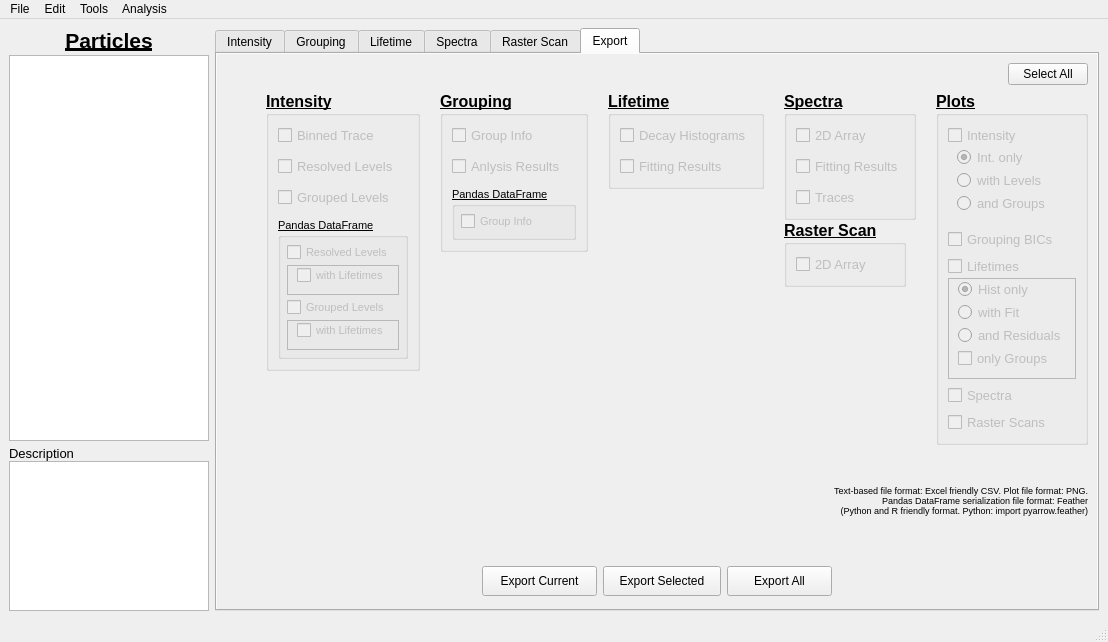
BioPhysicsUP/Full_SMS, file resources/ui/mainwindow.ui: the form before one commit.
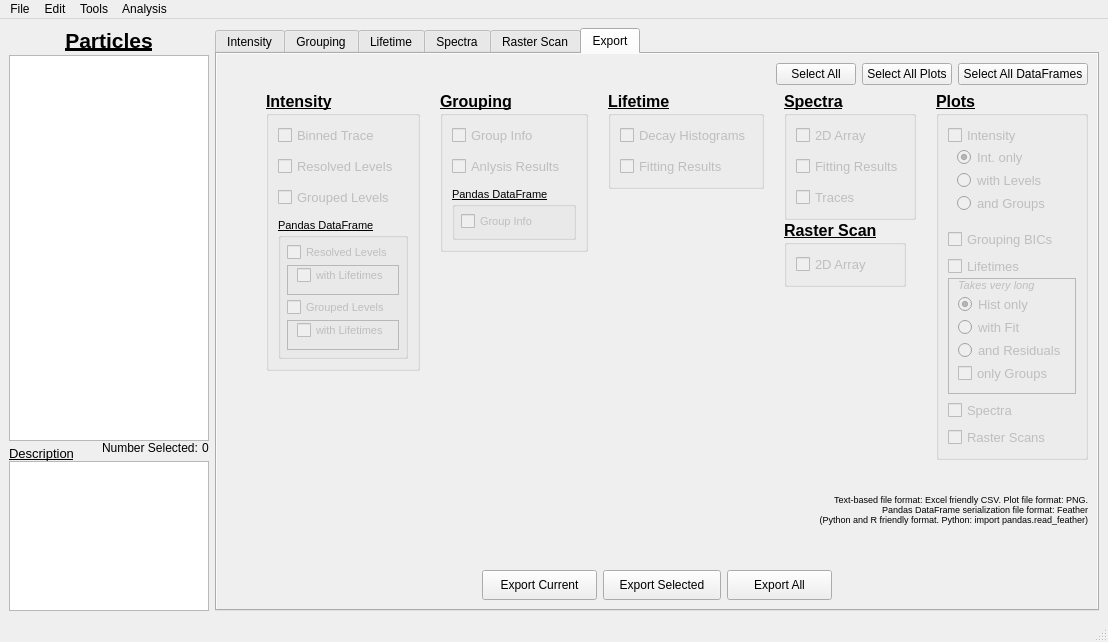
The form after the commit. Icons and pictures are not drawn. Custom widgets are drawn as their Qt base class.

Commit message: Added number selected label and finished plotting.

```diff
--- a/resources/ui/mainwindow.ui
+++ b/resources/ui/mainwindow.ui
@@ -87,32 +87,73 @@
        </widget>
       </item>
       <item>
-       <spacer name="verticalSpacer_3">
-        <property name="orientation">
-         <enum>Qt::Vertical</enum>
+       <layout class="QHBoxLayout" name="layEx_Buttons_6">
+        <property name="spacing">
+         <number>0</number>
         </property>
-        <property name="sizeType">
-         <enum>QSizePolicy::Fixed</enum>
+        <property name="sizeConstraint">
+         <enum>QLayout::SetDefaultConstraint</enum>
         </property>
-        <property name="sizeHint" stdset="0">
-         <size>
-          <width>20</width>
-          <height>5</height>
-         </size>
-        </property>
-       </spacer>
-      </item>
-      <item>
-       <widget class="QLabel" name="label">
-        <property name="font">
-         <font>
-          <pointsize>10</pointsize>
-         </font>
-        </property>
-        <property name="text">
-         <string>Description</string>
-        </property>
-       </widget>
+        <item>
+         <widget class="QLabel" name="label">
+          <property name="font">
+           <font>
+            <pointsize>10</pointsize>
+            <weight>50</weight>
+            <bold>false</bold>
+            <underline>true</underline>
+           </font>
+          </property>
+          <property name="text">
+           <string>Description</string>
+          </property>
+          <property name="alignment">
+           <set>Qt::AlignBottom|Qt::AlignLeading|Qt::AlignLeft</set>
+          </property>
+         </widget>
+        </item>
+        <item>
+         <spacer name="spcEx_Buttons_Left_6">
+          <property name="orientation">
+           <enum>Qt::Horizontal</enum>
+          </property>
+          <property name="sizeType">
+           <enum>QSizePolicy::Expanding</enum>
+          </property>
+          <property name="sizeHint" stdset="0">
+           <size>
+            <width>20</width>
+            <height>20</height>
+           </size>
+          </property>
+         </spacer>
+        </item>
+        <item>
+         <widget class="QLabel" name="label_3">
+          <property name="font">
+           <font>
+            <italic>false</italic>
+           </font>
+          </property>
+          <property name="text">
+           <string>Number Selected: </string>
+          </property>
+          <property name="alignment">
+           <set>Qt::AlignLeading|Qt::AlignLeft|Qt::AlignTop</set>
+          </property>
+         </widget>
+        </item>
+        <item>
+         <widget class="QLabel" name="lblNum_Selected">
+          <property name="text">
+           <string>0</string>
+          </property>
+          <property name="alignment">
+           <set>Qt::AlignLeading|Qt::AlignLeft|Qt::AlignTop</set>
+          </property>
+         </widget>
+        </item>
+       </layout>
       </item>
       <item>
        <widget class="QTextBrowser" name="txtDescription">
@@ -2119,6 +2160,32 @@
               </property>
              </widget>
             </item>
+            <item>
+             <widget class="QPushButton" name="btnSelectAllExport_Plots">
+              <property name="minimumSize">
+               <size>
+                <width>90</width>
+                <height>0</height>
+               </size>
+              </property>
+              <property name="text">
+               <string>Select All Plots</string>
+              </property>
+             </widget>
+            </item>
+            <item>
+             <widget class="QPushButton" name="btnSelectAllExport_DataFrames">
+              <property name="minimumSize">
+               <size>
+                <width>130</width>
+                <height>0</height>
+               </size>
+              </property>
+              <property name="text">
+               <string>Select All DataFrames</string>
+              </property>
+             </widget>
+            </item>
            </layout>
           </item>
           <item>
@@ -3280,6 +3347,25 @@
                        <property name="topMargin">
                         <number>0</number>
                        </property>
+                       <item>
+                        <widget class="QLabel" name="label_4">
+                         <property name="enabled">
+                          <bool>false</bool>
+                         </property>
+                         <property name="font">
+                          <font>
+                           <pointsize>8</pointsize>
+                           <weight>50</weight>
+                           <italic>true</italic>
+                           <bold>false</bold>
+                           <underline>false</underline>
+                          </font>
+                         </property>
+                         <property name="text">
+                          <string>Takes very long</string>
+                         </property>
+                        </widget>
+                       </item>
                        <item>
                         <widget class="QRadioButton" name="rdbHist_Only">
                          <property name="enabled">
@@ -3544,7 +3630,7 @@
               <property name="text">
                <string>Text-based file format: Excel friendly CSV. Plot file format: PNG.
  Pandas DataFrame serialization file format: Feather
-(Python and R friendly format. Python: import pyarrow.feather)</string>
+(Python and R friendly format. Python: import pandas.read_feather)</string>
               </property>
               <property name="alignment">
                <set>Qt::AlignRight|Qt::AlignTrailing|Qt::AlignVCenter</set>
```
The commit also changes 3 other files.
